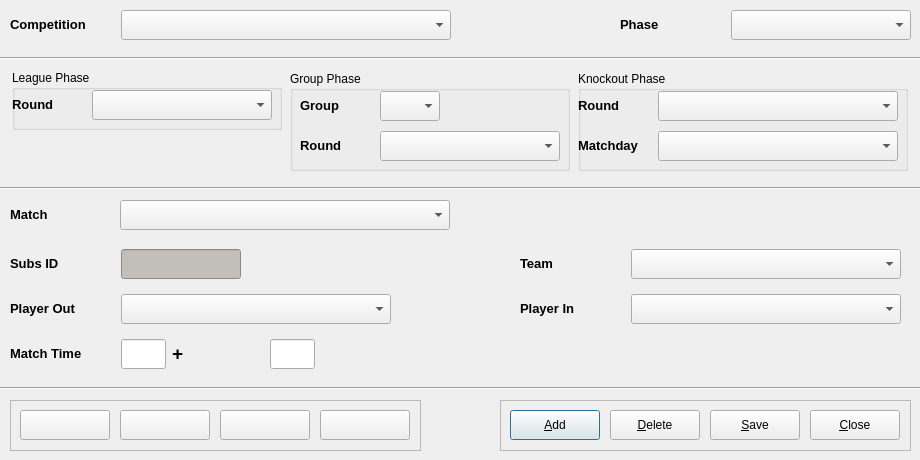
The window that code/pyqt/gui/subs_entry.ui (soccermetrics/marcotti-desktop) describes before a commit, drawn with Qt 5.
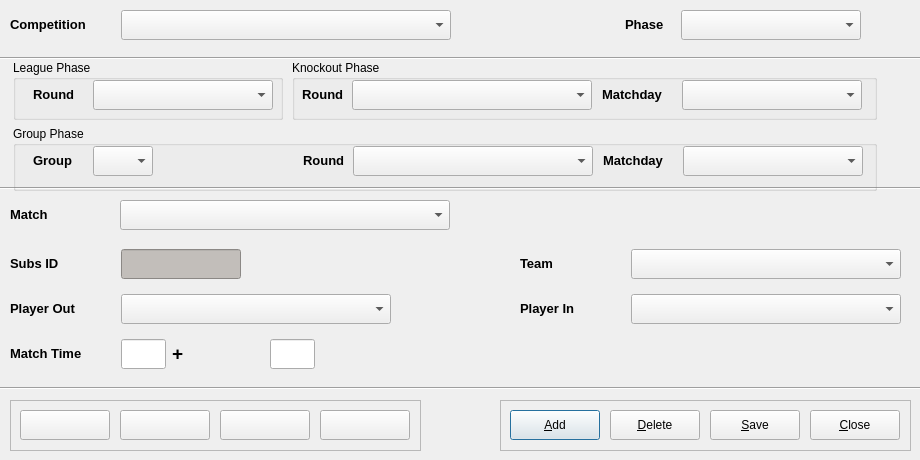
The same window after the commit. Icons and pictures are not drawn.

Commit message: Redesign layout of Match Event UIs after schema change (#72)

The edit to the form file:
```diff
--- a/code/pyqt/gui/subs_entry.ui
+++ b/code/pyqt/gui/subs_entry.ui
@@ -43,7 +43,7 @@
     <rect>
      <x>10</x>
      <y>0</y>
-     <width>901</width>
+     <width>851</width>
      <height>51</height>
     </rect>
    </property>
@@ -107,13 +107,13 @@
      <widget class="QLabel" name="label_11">
       <property name="minimumSize">
        <size>
-        <width>105</width>
+        <width>50</width>
         <height>30</height>
        </size>
       </property>
       <property name="maximumSize">
        <size>
-        <width>105</width>
+        <width>50</width>
         <height>30</height>
        </size>
       </property>
@@ -147,362 +147,6 @@
     </item>
    </layout>
   </widget>
-  <widget class="QWidget" name="layoutWidget_2">
-   <property name="geometry">
-    <rect>
-     <x>10</x>
-     <y>70</y>
-     <width>901</width>
-     <height>102</height>
-    </rect>
-   </property>
-   <layout class="QHBoxLayout" name="horizontalLayout_4">
-    <item>
-     <layout class="QVBoxLayout" name="verticalLayout_2">
-      <item>
-       <widget class="QGroupBox" name="leagueBox">
-        <property name="minimumSize">
-         <size>
-          <width>270</width>
-          <height>60</height>
-         </size>
-        </property>
-        <property name="maximumSize">
-         <size>
-          <width>270</width>
-          <height>60</height>
-         </size>
-        </property>
-        <property name="title">
-         <string>League Phase</string>
-        </property>
-        <widget class="QLabel" name="label_2">
-         <property name="geometry">
-          <rect>
-           <x>0</x>
-           <y>20</y>
-           <width>75</width>
-           <height>30</height>
-          </rect>
-         </property>
-         <property name="minimumSize">
-          <size>
-           <width>75</width>
-           <height>30</height>
-          </size>
-         </property>
-         <property name="maximumSize">
-          <size>
-           <width>75</width>
-           <height>30</height>
-          </size>
-         </property>
-         <property name="text">
-          <string>&lt;!DOCTYPE HTML PUBLIC &quot;-//W3C//DTD HTML 4.0//EN&quot; &quot;http://www.w3.org/TR/REC-html40/strict.dtd&quot;&gt;
-&lt;html&gt;&lt;head&gt;&lt;meta name=&quot;qrichtext&quot; content=&quot;1&quot; /&gt;&lt;style type=&quot;text/css&quot;&gt;
-p, li { white-space: pre-wrap; }
-&lt;/style&gt;&lt;/head&gt;&lt;body style=&quot; font-family:'Sans'; font-size:10pt; font-weight:400; font-style:normal;&quot;&gt;
-&lt;p style=&quot; margin-top:0px; margin-bottom:0px; margin-left:0px; margin-right:0px; -qt-block-indent:0; text-indent:0px;&quot;&gt;&lt;span style=&quot; font-weight:600;&quot;&gt;Round&lt;/span&gt;&lt;/p&gt;&lt;/body&gt;&lt;/html&gt;</string>
-         </property>
-        </widget>
-        <widget class="QComboBox" name="lgRoundSelect">
-         <property name="geometry">
-          <rect>
-           <x>80</x>
-           <y>20</y>
-           <width>180</width>
-           <height>30</height>
-          </rect>
-         </property>
-         <property name="minimumSize">
-          <size>
-           <width>180</width>
-           <height>30</height>
-          </size>
-         </property>
-         <property name="maximumSize">
-          <size>
-           <width>180</width>
-           <height>30</height>
-          </size>
-         </property>
-         <property name="toolTip">
-          <string>League Round</string>
-         </property>
-        </widget>
-       </widget>
-      </item>
-      <item>
-       <spacer name="verticalSpacer">
-        <property name="orientation">
-         <enum>Qt::Vertical</enum>
-        </property>
-        <property name="sizeHint" stdset="0">
-         <size>
-          <width>20</width>
-          <height>18</height>
-         </size>
-        </property>
-       </spacer>
-      </item>
-     </layout>
-    </item>
-    <item>
-     <widget class="QGroupBox" name="groupBox">
-      <property name="minimumSize">
-       <size>
-        <width>280</width>
-        <height>100</height>
-       </size>
-      </property>
-      <property name="maximumSize">
-       <size>
-        <width>280</width>
-        <height>100</height>
-       </size>
-      </property>
-      <property name="title">
-       <string>Group Phase</string>
-      </property>
-      <widget class="QLabel" name="label_14">
-       <property name="geometry">
-        <rect>
-         <x>10</x>
-         <y>60</y>
-         <width>75</width>
-         <height>30</height>
-        </rect>
-       </property>
-       <property name="minimumSize">
-        <size>
-         <width>75</width>
-         <height>30</height>
-        </size>
-       </property>
-       <property name="maximumSize">
-        <size>
-         <width>75</width>
-         <height>30</height>
-        </size>
-       </property>
-       <property name="text">
-        <string>&lt;!DOCTYPE HTML PUBLIC &quot;-//W3C//DTD HTML 4.0//EN&quot; &quot;http://www.w3.org/TR/REC-html40/strict.dtd&quot;&gt;
-&lt;html&gt;&lt;head&gt;&lt;meta name=&quot;qrichtext&quot; content=&quot;1&quot; /&gt;&lt;style type=&quot;text/css&quot;&gt;
-p, li { white-space: pre-wrap; }
-&lt;/style&gt;&lt;/head&gt;&lt;body style=&quot; font-family:'Sans'; font-size:10pt; font-weight:400; font-style:normal;&quot;&gt;
-&lt;p style=&quot; margin-top:0px; margin-bottom:0px; margin-left:0px; margin-right:0px; -qt-block-indent:0; text-indent:0px;&quot;&gt;&lt;span style=&quot; font-weight:600;&quot;&gt;Round&lt;/span&gt;&lt;/p&gt;&lt;/body&gt;&lt;/html&gt;</string>
-       </property>
-      </widget>
-      <widget class="QComboBox" name="grpRoundSelect">
-       <property name="geometry">
-        <rect>
-         <x>90</x>
-         <y>60</y>
-         <width>180</width>
-         <height>30</height>
-        </rect>
-       </property>
-       <property name="minimumSize">
-        <size>
-         <width>180</width>
-         <height>30</height>
-        </size>
-       </property>
-       <property name="maximumSize">
-        <size>
-         <width>180</width>
-         <height>30</height>
-        </size>
-       </property>
-       <property name="toolTip">
-        <string>Group Phase Round</string>
-       </property>
-      </widget>
-      <widget class="QComboBox" name="groupSelect">
-       <property name="geometry">
-        <rect>
-         <x>90</x>
-         <y>20</y>
-         <width>60</width>
-         <height>30</height>
-        </rect>
-       </property>
-       <property name="minimumSize">
-        <size>
-         <width>60</width>
-         <height>30</height>
-        </size>
-       </property>
-       <property name="maximumSize">
-        <size>
-         <width>60</width>
-         <height>30</height>
-        </size>
-       </property>
-       <property name="toolTip">
-        <string>Group Name</string>
-       </property>
-      </widget>
-      <widget class="QLabel" name="label_15">
-       <property name="geometry">
-        <rect>
-         <x>10</x>
-         <y>20</y>
-         <width>75</width>
-         <height>30</height>
-        </rect>
-       </property>
-       <property name="minimumSize">
-        <size>
-         <width>75</width>
-         <height>30</height>
-        </size>
-       </property>
-       <property name="maximumSize">
-        <size>
-         <width>75</width>
-         <height>30</height>
-        </size>
-       </property>
-       <property name="text">
-        <string>&lt;!DOCTYPE HTML PUBLIC &quot;-//W3C//DTD HTML 4.0//EN&quot; &quot;http://www.w3.org/TR/REC-html40/strict.dtd&quot;&gt;
-&lt;html&gt;&lt;head&gt;&lt;meta name=&quot;qrichtext&quot; content=&quot;1&quot; /&gt;&lt;style type=&quot;text/css&quot;&gt;
-p, li { white-space: pre-wrap; }
-&lt;/style&gt;&lt;/head&gt;&lt;body style=&quot; font-family:'Sans'; font-size:10pt; font-weight:400; font-style:normal;&quot;&gt;
-&lt;p style=&quot; margin-top:0px; margin-bottom:0px; margin-left:0px; margin-right:0px; -qt-block-indent:0; text-indent:0px;&quot;&gt;&lt;span style=&quot; font-weight:600;&quot;&gt;Group&lt;/span&gt;&lt;/p&gt;&lt;/body&gt;&lt;/html&gt;</string>
-       </property>
-      </widget>
-     </widget>
-    </item>
-    <item>
-     <widget class="QGroupBox" name="knockoutBox">
-      <property name="minimumSize">
-       <size>
-        <width>330</width>
-        <height>100</height>
-       </size>
-      </property>
-      <property name="maximumSize">
-       <size>
-        <width>330</width>
-        <height>100</height>
-       </size>
-      </property>
-      <property name="title">
-       <string>Knockout Phase</string>
-      </property>
-      <widget class="QLabel" name="label_12">
-       <property name="geometry">
-        <rect>
-         <x>0</x>
-         <y>20</y>
-         <width>75</width>
-         <height>30</height>
-        </rect>
-       </property>
-       <property name="minimumSize">
-        <size>
-         <width>75</width>
-         <height>30</height>
-        </size>
-       </property>
-       <property name="maximumSize">
-        <size>
-         <width>75</width>
-         <height>30</height>
-        </size>
-       </property>
-       <property name="text">
-        <string>&lt;!DOCTYPE HTML PUBLIC &quot;-//W3C//DTD HTML 4.0//EN&quot; &quot;http://www.w3.org/TR/REC-html40/strict.dtd&quot;&gt;
-&lt;html&gt;&lt;head&gt;&lt;meta name=&quot;qrichtext&quot; content=&quot;1&quot; /&gt;&lt;style type=&quot;text/css&quot;&gt;
-p, li { white-space: pre-wrap; }
-&lt;/style&gt;&lt;/head&gt;&lt;body style=&quot; font-family:'Sans'; font-size:10pt; font-weight:400; font-style:normal;&quot;&gt;
-&lt;p style=&quot; margin-top:0px; margin-bottom:0px; margin-left:0px; margin-right:0px; -qt-block-indent:0; text-indent:0px;&quot;&gt;&lt;span style=&quot; font-weight:600;&quot;&gt;Round&lt;/span&gt;&lt;/p&gt;&lt;/body&gt;&lt;/html&gt;</string>
-       </property>
-      </widget>
-      <widget class="QComboBox" name="koRoundSelect">
-       <property name="geometry">
-        <rect>
-         <x>80</x>
-         <y>20</y>
-         <width>240</width>
-         <height>30</height>
-        </rect>
-       </property>
-       <property name="minimumSize">
-        <size>
-         <width>240</width>
-         <height>30</height>
-        </size>
-       </property>
-       <property name="maximumSize">
-        <size>
-         <width>240</width>
-         <height>30</height>
-        </size>
-       </property>
-       <property name="toolTip">
-        <string>Knockout Round</string>
-       </property>
-      </widget>
-      <widget class="QComboBox" name="matchdaySelect">
-       <property name="geometry">
-        <rect>
-         <x>80</x>
-         <y>60</y>
-         <width>240</width>
-         <height>30</height>
-        </rect>
-       </property>
-       <property name="minimumSize">
-        <size>
-         <width>240</width>
-         <height>30</height>
-        </size>
-       </property>
-       <property name="maximumSize">
-        <size>
-         <width>240</width>
-         <height>30</height>
-        </size>
-       </property>
-       <property name="toolTip">
-        <string>Knockout Round Matchday</string>
-       </property>
-      </widget>
-      <widget class="QLabel" name="label_13">
-       <property name="geometry">
-        <rect>
-         <x>0</x>
-         <y>60</y>
-         <width>75</width>
-         <height>30</height>
-        </rect>
-       </property>
-       <property name="minimumSize">
-        <size>
-         <width>75</width>
-         <height>30</height>
-        </size>
-       </property>
-       <property name="maximumSize">
-        <size>
-         <width>75</width>
-         <height>30</height>
-        </size>
-       </property>
-       <property name="text">
-        <string>&lt;!DOCTYPE HTML PUBLIC &quot;-//W3C//DTD HTML 4.0//EN&quot; &quot;http://www.w3.org/TR/REC-html40/strict.dtd&quot;&gt;
-&lt;html&gt;&lt;head&gt;&lt;meta name=&quot;qrichtext&quot; content=&quot;1&quot; /&gt;&lt;style type=&quot;text/css&quot;&gt;
-p, li { white-space: pre-wrap; }
-&lt;/style&gt;&lt;/head&gt;&lt;body style=&quot; font-family:'Sans'; font-size:10pt; font-weight:400; font-style:normal;&quot;&gt;
-&lt;p style=&quot; margin-top:0px; margin-bottom:0px; margin-left:0px; margin-right:0px; -qt-block-indent:0; text-indent:0px;&quot;&gt;&lt;span style=&quot; font-weight:600;&quot;&gt;Matchday&lt;/span&gt;&lt;/p&gt;&lt;/body&gt;&lt;/html&gt;</string>
-       </property>
-      </widget>
-     </widget>
-    </item>
-   </layout>
-  </widget>
   <widget class="Line" name="line">
    <property name="geometry">
     <rect>
@@ -892,7 +536,7 @@
     </size>
    </property>
   </widget>
-  <widget class="QWidget" name="">
+  <widget class="QWidget" name="layoutWidget">
    <property name="geometry">
     <rect>
      <x>10</x>
@@ -1192,6 +836,399 @@
     </item>
    </layout>
   </widget>
+  <widget class="QWidget" name="layoutWidget_2">
+   <property name="geometry">
+    <rect>
+     <x>10</x>
+     <y>60</y>
+     <width>871</width>
+     <height>131</height>
+    </rect>
+   </property>
+   <layout class="QGridLayout" name="gridLayout_2">
+    <item row="0" column="0">
+     <widget class="QGroupBox" name="leagueBox">
+      <property name="minimumSize">
+       <size>
+        <width>270</width>
+        <height>60</height>
+       </size>
+      </property>
+      <property name="maximumSize">
+       <size>
+        <width>270</width>
+        <height>60</height>
+       </size>
+      </property>
+      <property name="title">
+       <string>League Phase</string>
+      </property>
+      <widget class="QLabel" name="label_2">
+       <property name="geometry">
+        <rect>
+         <x>20</x>
+         <y>20</y>
+         <width>50</width>
+         <height>30</height>
+        </rect>
+       </property>
+       <property name="minimumSize">
+        <size>
+         <width>50</width>
+         <height>30</height>
+        </size>
+       </property>
+       <property name="maximumSize">
+        <size>
+         <width>50</width>
+         <height>30</height>
+        </size>
+       </property>
+       <property name="text">
+        <string>&lt;!DOCTYPE HTML PUBLIC &quot;-//W3C//DTD HTML 4.0//EN&quot; &quot;http://www.w3.org/TR/REC-html40/strict.dtd&quot;&gt;
+&lt;html&gt;&lt;head&gt;&lt;meta name=&quot;qrichtext&quot; content=&quot;1&quot; /&gt;&lt;style type=&quot;text/css&quot;&gt;
+p, li { white-space: pre-wrap; }
+&lt;/style&gt;&lt;/head&gt;&lt;body style=&quot; font-family:'Sans'; font-size:10pt; font-weight:400; font-style:normal;&quot;&gt;
+&lt;p style=&quot; margin-top:0px; margin-bottom:0px; margin-left:0px; margin-right:0px; -qt-block-indent:0; text-indent:0px;&quot;&gt;&lt;span style=&quot; font-weight:600;&quot;&gt;Round&lt;/span&gt;&lt;/p&gt;&lt;/body&gt;&lt;/html&gt;</string>
+       </property>
+      </widget>
+      <widget class="QComboBox" name="lgRoundSelect">
+       <property name="geometry">
+        <rect>
+         <x>80</x>
+         <y>20</y>
+         <width>180</width>
+         <height>30</height>
+        </rect>
+       </property>
+       <property name="minimumSize">
+        <size>
+         <width>180</width>
+         <height>30</height>
+        </size>
+       </property>
+       <property name="maximumSize">
+        <size>
+         <width>180</width>
+         <height>30</height>
+        </size>
+       </property>
+       <property name="toolTip">
+        <string>League Round</string>
+       </property>
+      </widget>
+     </widget>
+    </item>
+    <item row="0" column="1">
+     <widget class="QGroupBox" name="knockoutBox">
+      <property name="minimumSize">
+       <size>
+        <width>330</width>
+        <height>60</height>
+       </size>
+      </property>
+      <property name="maximumSize">
+       <size>
+        <width>585</width>
+        <height>100</height>
+       </size>
+      </property>
+      <property name="title">
+       <string>Knockout Phase</string>
+      </property>
+      <widget class="QLabel" name="label_12">
+       <property name="geometry">
+        <rect>
+         <x>10</x>
+         <y>20</y>
+         <width>50</width>
+         <height>30</height>
+        </rect>
+       </property>
+       <property name="minimumSize">
+        <size>
+         <width>50</width>
+         <height>30</height>
+        </size>
+       </property>
+       <property name="maximumSize">
+        <size>
+         <width>50</width>
+         <height>30</height>
+        </size>
+       </property>
+       <property name="text">
+        <string>&lt;!DOCTYPE HTML PUBLIC &quot;-//W3C//DTD HTML 4.0//EN&quot; &quot;http://www.w3.org/TR/REC-html40/strict.dtd&quot;&gt;
+&lt;html&gt;&lt;head&gt;&lt;meta name=&quot;qrichtext&quot; content=&quot;1&quot; /&gt;&lt;style type=&quot;text/css&quot;&gt;
+p, li { white-space: pre-wrap; }
+&lt;/style&gt;&lt;/head&gt;&lt;body style=&quot; font-family:'Sans'; font-size:10pt; font-weight:400; font-style:normal;&quot;&gt;
+&lt;p style=&quot; margin-top:0px; margin-bottom:0px; margin-left:0px; margin-right:0px; -qt-block-indent:0; text-indent:0px;&quot;&gt;&lt;span style=&quot; font-weight:600;&quot;&gt;Round&lt;/span&gt;&lt;/p&gt;&lt;/body&gt;&lt;/html&gt;</string>
+       </property>
+      </widget>
+      <widget class="QComboBox" name="koRoundSelect">
+       <property name="geometry">
+        <rect>
+         <x>60</x>
+         <y>20</y>
+         <width>240</width>
+         <height>30</height>
+        </rect>
+       </property>
+       <property name="minimumSize">
+        <size>
+         <width>240</width>
+         <height>30</height>
+        </size>
+       </property>
+       <property name="maximumSize">
+        <size>
+         <width>240</width>
+         <height>30</height>
+        </size>
+       </property>
+       <property name="toolTip">
+        <string>Knockout Round</string>
+       </property>
+      </widget>
+      <widget class="QComboBox" name="koMatchdaySelect">
+       <property name="geometry">
+        <rect>
+         <x>390</x>
+         <y>20</y>
+         <width>180</width>
+         <height>30</height>
+        </rect>
+       </property>
+       <property name="minimumSize">
+        <size>
+         <width>180</width>
+         <height>30</height>
+        </size>
+       </property>
+       <property name="maximumSize">
+        <size>
+         <width>180</width>
+         <height>30</height>
+        </size>
+       </property>
+       <property name="toolTip">
+        <string>Knockout Round Matchday</string>
+       </property>
+      </widget>
+      <widget class="QLabel" name="label_13">
+       <property name="geometry">
+        <rect>
+         <x>310</x>
+         <y>20</y>
+         <width>75</width>
+         <height>30</height>
+        </rect>
+       </property>
+       <property name="minimumSize">
+        <size>
+         <width>75</width>
+         <height>30</height>
+        </size>
+       </property>
+       <property name="maximumSize">
+        <size>
+         <width>75</width>
+         <height>30</height>
+        </size>
+       </property>
+       <property name="text">
+        <string>&lt;!DOCTYPE HTML PUBLIC &quot;-//W3C//DTD HTML 4.0//EN&quot; &quot;http://www.w3.org/TR/REC-html40/strict.dtd&quot;&gt;
+&lt;html&gt;&lt;head&gt;&lt;meta name=&quot;qrichtext&quot; content=&quot;1&quot; /&gt;&lt;style type=&quot;text/css&quot;&gt;
+p, li { white-space: pre-wrap; }
+&lt;/style&gt;&lt;/head&gt;&lt;body style=&quot; font-family:'Sans'; font-size:10pt; font-weight:400; font-style:normal;&quot;&gt;
+&lt;p style=&quot; margin-top:0px; margin-bottom:0px; margin-left:0px; margin-right:0px; -qt-block-indent:0; text-indent:0px;&quot;&gt;&lt;span style=&quot; font-weight:600;&quot;&gt;Matchday&lt;/span&gt;&lt;/p&gt;&lt;/body&gt;&lt;/html&gt;</string>
+       </property>
+      </widget>
+     </widget>
+    </item>
+    <item row="1" column="0" colspan="2">
+     <widget class="QGroupBox" name="groupBox">
+      <property name="minimumSize">
+       <size>
+        <width>280</width>
+        <height>50</height>
+       </size>
+      </property>
+      <property name="maximumSize">
+       <size>
+        <width>940</width>
+        <height>100</height>
+       </size>
+      </property>
+      <property name="title">
+       <string>Group Phase</string>
+      </property>
+      <widget class="QLabel" name="label_14">
+       <property name="geometry">
+        <rect>
+         <x>290</x>
+         <y>20</y>
+         <width>50</width>
+         <height>30</height>
+        </rect>
+       </property>
+       <property name="minimumSize">
+        <size>
+         <width>50</width>
+         <height>30</height>
+        </size>
+       </property>
+       <property name="maximumSize">
+        <size>
+         <width>50</width>
+         <height>30</height>
+        </size>
+       </property>
+       <property name="text">
+        <string>&lt;!DOCTYPE HTML PUBLIC &quot;-//W3C//DTD HTML 4.0//EN&quot; &quot;http://www.w3.org/TR/REC-html40/strict.dtd&quot;&gt;
+&lt;html&gt;&lt;head&gt;&lt;meta name=&quot;qrichtext&quot; content=&quot;1&quot; /&gt;&lt;style type=&quot;text/css&quot;&gt;
+p, li { white-space: pre-wrap; }
+&lt;/style&gt;&lt;/head&gt;&lt;body style=&quot; font-family:'Sans'; font-size:10pt; font-weight:400; font-style:normal;&quot;&gt;
+&lt;p style=&quot; margin-top:0px; margin-bottom:0px; margin-left:0px; margin-right:0px; -qt-block-indent:0; text-indent:0px;&quot;&gt;&lt;span style=&quot; font-weight:600;&quot;&gt;Round&lt;/span&gt;&lt;/p&gt;&lt;/body&gt;&lt;/html&gt;</string>
+       </property>
+      </widget>
+      <widget class="QComboBox" name="grpRoundSelect">
+       <property name="geometry">
+        <rect>
+         <x>340</x>
+         <y>20</y>
+         <width>240</width>
+         <height>30</height>
+        </rect>
+       </property>
+       <property name="minimumSize">
+        <size>
+         <width>240</width>
+         <height>30</height>
+        </size>
+       </property>
+       <property name="maximumSize">
+        <size>
+         <width>240</width>
+         <height>30</height>
+        </size>
+       </property>
+       <property name="toolTip">
+        <string>Group Phase Round</string>
+       </property>
+      </widget>
+      <widget class="QComboBox" name="groupSelect">
+       <property name="geometry">
+        <rect>
+         <x>80</x>
+         <y>20</y>
+         <width>60</width>
+         <height>30</height>
+        </rect>
+       </property>
+       <property name="minimumSize">
+        <size>
+         <width>60</width>
+         <height>30</height>
+        </size>
+       </property>
+       <property name="maximumSize">
+        <size>
+         <width>60</width>
+         <height>30</height>
+        </size>
+       </property>
+       <property name="toolTip">
+        <string>Group Name</string>
+       </property>
+      </widget>
+      <widget class="QLabel" name="label_15">
+       <property name="geometry">
+        <rect>
+         <x>20</x>
+         <y>20</y>
+         <width>50</width>
+         <height>30</height>
+        </rect>
+       </property>
+       <property name="minimumSize">
+        <size>
+         <width>50</width>
+         <height>30</height>
+        </size>
+       </property>
+       <property name="maximumSize">
+        <size>
+         <width>50</width>
+         <height>30</height>
+        </size>
+       </property>
+       <property name="text">
+        <string>&lt;!DOCTYPE HTML PUBLIC &quot;-//W3C//DTD HTML 4.0//EN&quot; &quot;http://www.w3.org/TR/REC-html40/strict.dtd&quot;&gt;
+&lt;html&gt;&lt;head&gt;&lt;meta name=&quot;qrichtext&quot; content=&quot;1&quot; /&gt;&lt;style type=&quot;text/css&quot;&gt;
+p, li { white-space: pre-wrap; }
+&lt;/style&gt;&lt;/head&gt;&lt;body style=&quot; font-family:'Sans'; font-size:10pt; font-weight:400; font-style:normal;&quot;&gt;
+&lt;p style=&quot; margin-top:0px; margin-bottom:0px; margin-left:0px; margin-right:0px; -qt-block-indent:0; text-indent:0px;&quot;&gt;&lt;span style=&quot; font-weight:600;&quot;&gt;Group&lt;/span&gt;&lt;/p&gt;&lt;/body&gt;&lt;/html&gt;</string>
+       </property>
+      </widget>
+      <widget class="QComboBox" name="grpMatchdaySelect">
+       <property name="geometry">
+        <rect>
+         <x>670</x>
+         <y>20</y>
+         <width>180</width>
+         <height>30</height>
+        </rect>
+       </property>
+       <property name="minimumSize">
+        <size>
+         <width>180</width>
+         <height>30</height>
+        </size>
+       </property>
+       <property name="maximumSize">
+        <size>
+         <width>180</width>
+         <height>30</height>
+        </size>
+       </property>
+       <property name="toolTip">
+        <string>Group Round Matchday</string>
+       </property>
+      </widget>
+      <widget class="QLabel" name="label_16">
+       <property name="geometry">
+        <rect>
+         <x>590</x>
+         <y>20</y>
+         <width>75</width>
+         <height>30</height>
+        </rect>
+       </property>
+       <property name="minimumSize">
+        <size>
+         <width>75</width>
+         <height>30</height>
+        </size>
+       </property>
+       <property name="maximumSize">
+        <size>
+         <width>75</width>
+         <height>30</height>
+        </size>
+       </property>
+       <property name="text">
+        <string>&lt;!DOCTYPE HTML PUBLIC &quot;-//W3C//DTD HTML 4.0//EN&quot; &quot;http://www.w3.org/TR/REC-html40/strict.dtd&quot;&gt;
+&lt;html&gt;&lt;head&gt;&lt;meta name=&quot;qrichtext&quot; content=&quot;1&quot; /&gt;&lt;style type=&quot;text/css&quot;&gt;
+p, li { white-space: pre-wrap; }
+&lt;/style&gt;&lt;/head&gt;&lt;body style=&quot; font-family:'Sans'; font-size:10pt; font-weight:400; font-style:normal;&quot;&gt;
+&lt;p style=&quot; margin-top:0px; margin-bottom:0px; margin-left:0px; margin-right:0px; -qt-block-indent:0; text-indent:0px;&quot;&gt;&lt;span style=&quot; font-weight:600;&quot;&gt;Matchday&lt;/span&gt;&lt;/p&gt;&lt;/body&gt;&lt;/html&gt;</string>
+       </property>
+      </widget>
+     </widget>
+    </item>
+   </layout>
+  </widget>
  </widget>
  <resources>
   <include location="fmrd_resources.qrc"/>
```
The commit also changes 4 other files.
